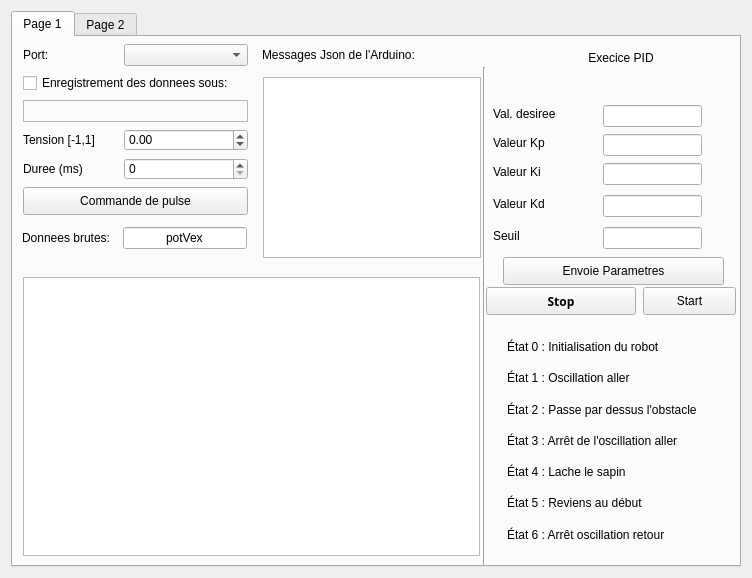
First picture: the form in S3GROProjet-master/IdentificationParams/identification_Qt/mainwindow.ui, repository Natael21/S3GROProjet-master, before the edit.
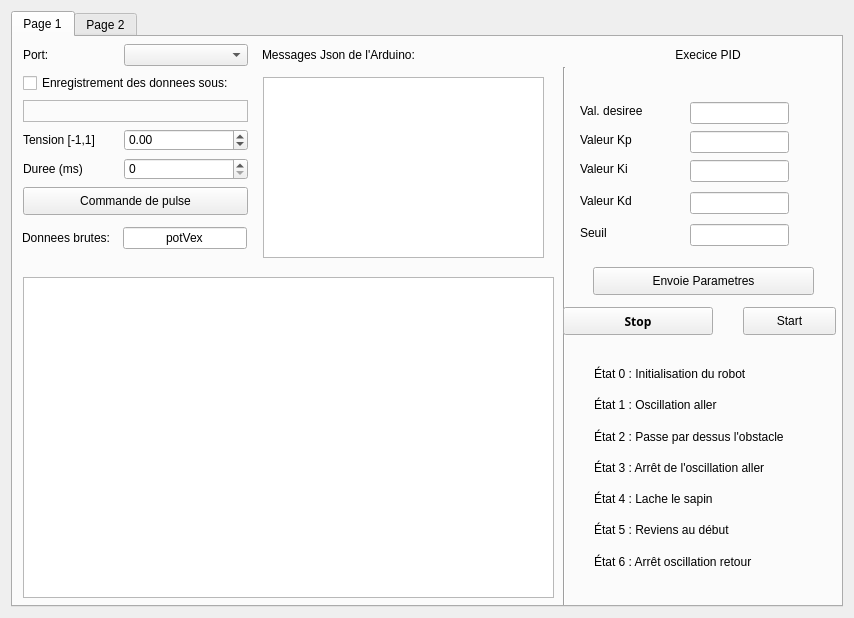
Second picture: the form after the edit. The open tabs and pages were chosen to show the change. Custom widgets are drawn as their Qt base class.

Commit message: size plus grand

The edit to the form file:
```diff
--- a/S3GROProjet-master/IdentificationParams/identification_Qt/mainwindow.ui
+++ b/S3GROProjet-master/IdentificationParams/identification_Qt/mainwindow.ui
@@ -6,8 +6,8 @@
    <rect>
     <x>0</x>
     <y>0</y>
-    <width>752</width>
-    <height>578</height>
+    <width>854</width>
+    <height>618</height>
    </rect>
   </property>
   <property name="acceptDrops">
@@ -46,8 +46,8 @@
        <widget class="QLabel" name="label_7">
         <property name="geometry">
          <rect>
-          <x>480</x>
-          <y>66</y>
+          <x>567</x>
+          <y>63</y>
           <width>121</width>
           <height>22</height>
          </rect>
@@ -59,7 +59,7 @@
        <widget class="Line" name="line_3">
         <property name="geometry">
          <rect>
-          <x>470</x>
+          <x>550</x>
           <y>30</y>
           <width>3</width>
           <height>556</height>
@@ -88,8 +88,8 @@
        <widget class="QLabel" name="label_9">
         <property name="geometry">
          <rect>
-          <x>480</x>
-          <y>124</y>
+          <x>567</x>
+          <y>121</y>
           <width>121</width>
           <height>22</height>
          </rect>
@@ -101,8 +101,8 @@
        <widget class="QWidget" name="layoutWidget">
         <property name="geometry">
          <rect>
-          <x>483</x>
-          <y>283</y>
+          <x>570</x>
+          <y>310</y>
           <width>241</width>
           <height>241</height>
          </rect>
@@ -165,8 +165,8 @@
        <widget class="QLineEdit" name="lineEdit_Kd">
         <property name="geometry">
          <rect>
-          <x>590</x>
-          <y>158</y>
+          <x>677</x>
+          <y>155</y>
           <width>99</width>
           <height>22</height>
          </rect>
@@ -175,8 +175,8 @@
        <widget class="QLineEdit" name="lineEdit_DesVal">
         <property name="geometry">
          <rect>
-          <x>590</x>
-          <y>68</y>
+          <x>677</x>
+          <y>65</y>
           <width>99</width>
           <height>22</height>
          </rect>
@@ -234,8 +234,8 @@
        <widget class="QLineEdit" name="lineEdit_Kp">
         <property name="geometry">
          <rect>
-          <x>590</x>
-          <y>97</y>
+          <x>677</x>
+          <y>94</y>
           <width>99</width>
           <height>22</height>
          </rect>
@@ -244,8 +244,8 @@
        <widget class="QPushButton" name="pushButton_Params">
         <property name="geometry">
          <rect>
-          <x>490</x>
-          <y>220</y>
+          <x>580</x>
+          <y>230</y>
           <width>221</width>
           <height>28</height>
          </rect>
@@ -272,7 +272,7 @@
          <rect>
           <x>250</x>
           <y>40</y>
-          <width>218</width>
+          <width>281</width>
           <height>181</height>
          </rect>
         </property>
@@ -285,8 +285,8 @@
        <widget class="QLabel" name="label_8">
         <property name="geometry">
          <rect>
-          <x>480</x>
-          <y>95</y>
+          <x>567</x>
+          <y>92</y>
           <width>121</width>
           <height>22</height>
          </rect>
@@ -330,8 +330,8 @@
        <widget class="QLabel" name="label_11">
         <property name="geometry">
          <rect>
-          <x>480</x>
-          <y>188</y>
+          <x>567</x>
+          <y>185</y>
           <width>121</width>
           <height>22</height>
          </rect>
@@ -369,8 +369,8 @@
        <widget class="QLabel" name="label_6">
         <property name="geometry">
          <rect>
-          <x>480</x>
-          <y>10</y>
+          <x>567</x>
+          <y>7</y>
           <width>256</width>
           <height>22</height>
          </rect>
@@ -385,8 +385,8 @@
        <widget class="QPushButton" name="Stop">
         <property name="geometry">
          <rect>
-          <x>473</x>
-          <y>250</y>
+          <x>550</x>
+          <y>270</y>
           <width>150</width>
           <height>28</height>
          </rect>
@@ -447,8 +447,8 @@
        <widget class="QLineEdit" name="lineEdit_Ki">
         <property name="geometry">
          <rect>
-          <x>590</x>
-          <y>126</y>
+          <x>677</x>
+          <y>123</y>
           <width>99</width>
           <height>22</height>
          </rect>
@@ -457,8 +457,8 @@
        <widget class="QLabel" name="label_10">
         <property name="geometry">
          <rect>
-          <x>480</x>
-          <y>153</y>
+          <x>567</x>
+          <y>150</y>
           <width>121</width>
           <height>28</height>
          </rect>
@@ -470,8 +470,8 @@
        <widget class="QLineEdit" name="lineEdit_Thresh">
         <property name="geometry">
          <rect>
-          <x>590</x>
-          <y>190</y>
+          <x>677</x>
+          <y>187</y>
           <width>99</width>
           <height>22</height>
          </rect>
@@ -480,8 +480,8 @@
        <widget class="QPushButton" name="StartButton">
         <property name="geometry">
          <rect>
-          <x>630</x>
-          <y>250</y>
+          <x>730</x>
+          <y>270</y>
           <width>93</width>
           <height>28</height>
          </rect>
@@ -529,8 +529,8 @@
          <rect>
           <x>10</x>
           <y>240</y>
-          <width>457</width>
-          <height>279</height>
+          <width>531</width>
+          <height>321</height>
          </rect>
         </property>
        </widget>
```
Left out of the diff: 8 changed lines with no effect on the pictures. The commit also changes 1 other file.
